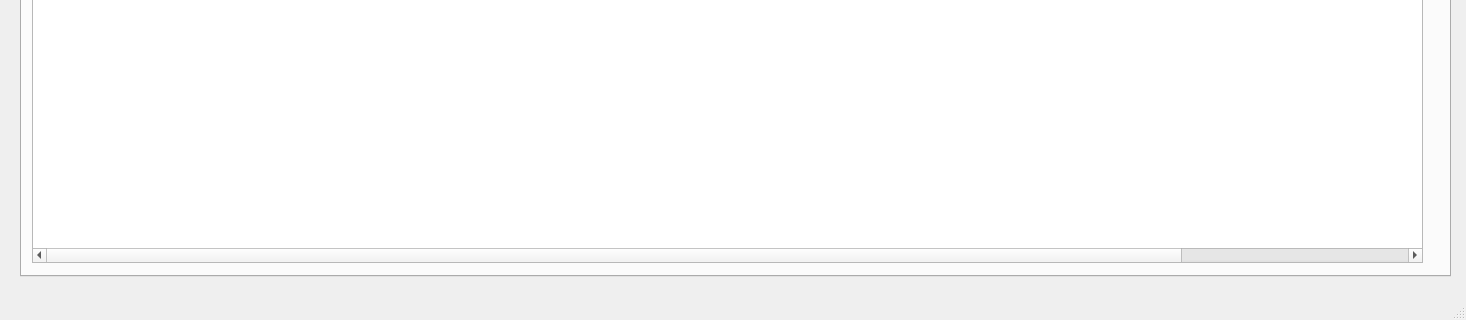
Qt form app/pages/loan/eng_loan.ui (DY-Microfinance-Customer-Management/dymf-algorithm) before a commit; both pictures show x 0 to 1466 and y 444 to 764 of the 1466 by 764 pixel window.
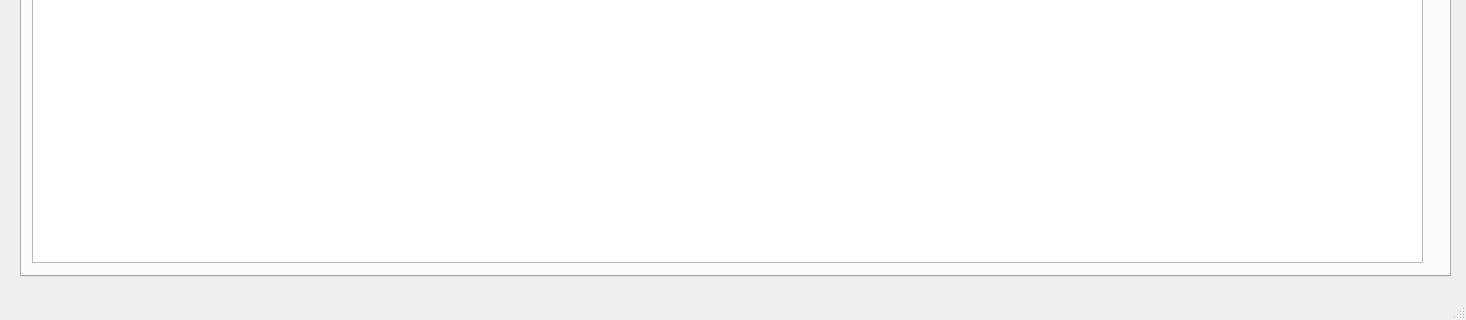
The same form after that commit. The open tabs and pages were chosen to show the change.

```diff
--- a/app/pages/loan/eng_loan.ui
+++ b/app/pages/loan/eng_loan.ui
@@ -1467,66 +1467,6 @@
       <attribute name="horizontalHeaderDefaultSectionSize">
        <number>130</number>
       </attribute>
-      <column>
-       <property name="text">
-        <string/>
-       </property>
-      </column>
-      <column>
-       <property name="text">
-        <string>보증구분</string>
-       </property>
-      </column>
-      <column>
-       <property name="text">
-        <string>보증인명</string>
-       </property>
-      </column>
-      <column>
-       <property name="text">
-        <string>생년월일</string>
-       </property>
-      </column>
-      <column>
-       <property name="text">
-        <string>성별</string>
-       </property>
-      </column>
-      <column>
-       <property name="text">
-        <string>관계</string>
-       </property>
-      </column>
-      <column>
-       <property name="text">
-        <string>자택전화</string>
-       </property>
-      </column>
-      <column>
-       <property name="text">
-        <string>휴대폰번호</string>
-       </property>
-      </column>
-      <column>
-       <property name="text">
-        <string>우편송달지</string>
-       </property>
-      </column>
-      <column>
-       <property name="text">
-        <string>우편번호</string>
-       </property>
-      </column>
-      <column>
-       <property name="text">
-        <string>우편송달지</string>
-       </property>
-      </column>
-      <column>
-       <property name="text">
-        <string>추가정보1</string>
-       </property>
-      </column>
      </widget>
      <widget class="QPushButton" name="pushButton_11">
       <property name="geometry">
```
Left out of the diff: 24 changed lines with no effect on the pictures.
